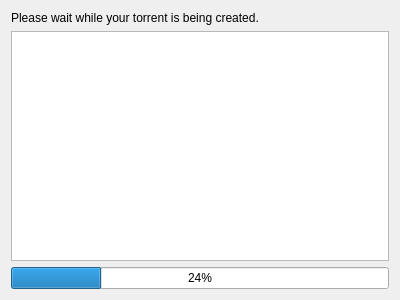
This is creationpage.ui in kz26/qMakeTorrent as Qt 5 draws it before an edit. The edited form follows.
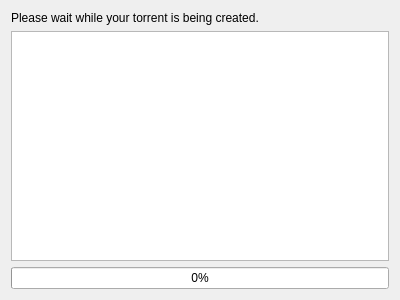
This is the edited form.

```diff
--- a/creationpage.ui
+++ b/creationpage.ui
@@ -33,7 +33,7 @@
    <item>
     <widget class="QProgressBar" name="progressBar">
      <property name="value">
-      <number>24</number>
+      <number>0</number>
      </property>
     </widget>
    </item>
```
